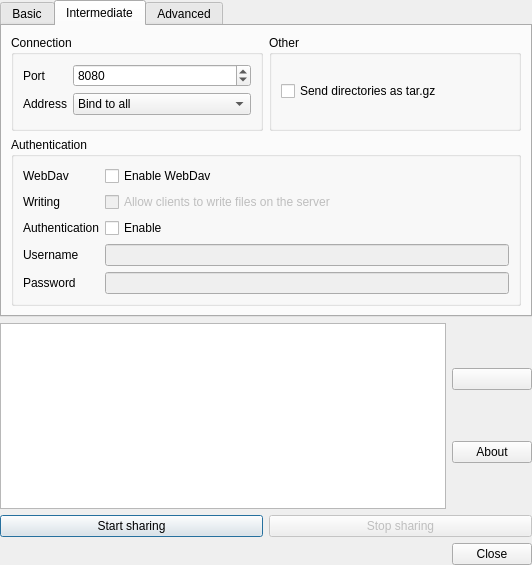
This is qweborf/qweborf/main.ui in ltworf/weborf as Qt 5 draws it before an edit. The edited form follows.
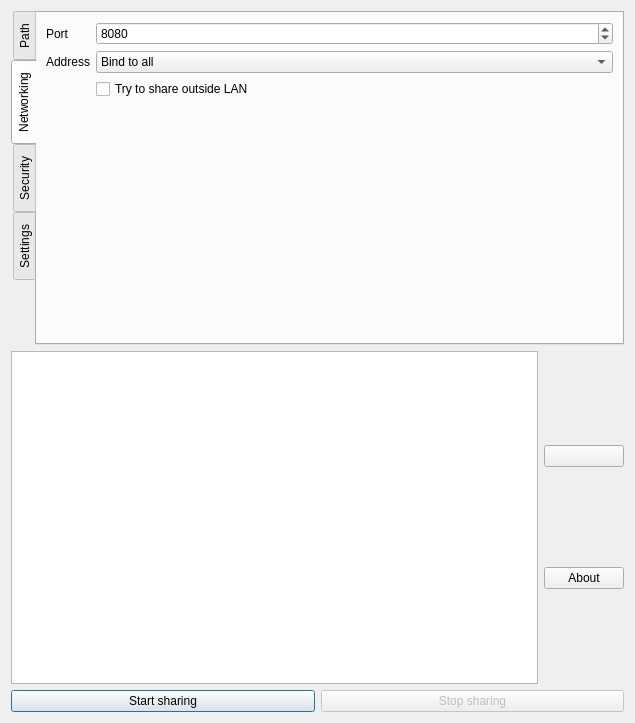
This is the edited form. The open tabs and pages were chosen to show the change. Icons and pictures are not drawn.

Patch:
```diff
--- a/qweborf/qweborf/main.ui
+++ b/qweborf/qweborf/main.ui
@@ -6,52 +6,28 @@
    <rect>
     <x>0</x>
     <y>0</y>
-    <width>532</width>
-    <height>565</height>
+    <width>635</width>
+    <height>723</height>
    </rect>
   </property>
   <property name="windowTitle">
    <string>QWeborf</string>
   </property>
   <layout class="QVBoxLayout" name="verticalLayout_2">
-   <property name="leftMargin">
-    <number>0</number>
-   </property>
-   <property name="topMargin">
-    <number>0</number>
-   </property>
-   <property name="rightMargin">
-    <number>0</number>
-   </property>
-   <property name="bottomMargin">
-    <number>0</number>
-   </property>
    <item>
     <widget class="QTabWidget" name="tabWidget">
+     <property name="tabPosition">
+      <enum>QTabWidget::West</enum>
+     </property>
      <property name="currentIndex">
       <number>0</number>
      </property>
      <widget class="QWidget" name="tab">
       <attribute name="title">
-       <string>Basic</string>
+       <string>Path</string>
       </attribute>
       <layout class="QVBoxLayout" name="verticalLayout_3">
        <item>
-        <layout class="QFormLayout" name="formLayout_2">
-         <property name="fieldGrowthPolicy">
-          <enum>QFormLayout::ExpandingFieldsGrow</enum>
-         </property>
-         <item row="0" column="0">
-          <widget class="QLabel" name="label_4">
-           <property name="text">
-            <string>Directory to share</string>
-           </property>
-           <property name="buddy">
-            <cstring>txtPath</cstring>
-           </property>
-          </widget>
-         </item>
-         <item row="0" column="1">
           <layout class="QHBoxLayout" name="horizontalLayout">
            <item>
             <widget class="QLineEdit" name="txtPath">
@@ -92,36 +68,36 @@
            </item>
           </layout>
          </item>
-         <item row="1" column="1">
-          <widget class="QCheckBox" name="chkNAT">
+       <item>
+        <widget class="QCheckBox" name="chkTar">
            <property name="toolTip">
-            <string>If checked, QWeborf will try to use UPnP to instruct the NAT device to open an external port to allow connections from Internet</string>
+          <string extracomment="If checked, weborf will handle directories sending their content as a .tar.gz file instead of generating a list of the files contained in them"/>
            </property>
            <property name="text">
-            <string>Try to share outside LAN</string>
+          <string>Send directories as tar.gz</string>
            </property>
           </widget>
          </item>
-        </layout>
+       <item>
+        <spacer name="verticalSpacer">
+         <property name="orientation">
+          <enum>Qt::Vertical</enum>
+         </property>
+         <property name="sizeHint" stdset="0">
+          <size>
+           <width>20</width>
+           <height>40</height>
+          </size>
+         </property>
+        </spacer>
        </item>
       </layout>
      </widget>
      <widget class="QWidget" name="tab_2">
       <attribute name="title">
-       <string>Intermediate</string>
+       <string>Networking</string>
       </attribute>
-      <layout class="QVBoxLayout" name="verticalLayout_4">
-       <item>
-        <layout class="QHBoxLayout" name="horizontalLayout_5">
-         <property name="topMargin">
-          <number>0</number>
-         </property>
-         <item>
-          <widget class="QGroupBox" name="groupBox_2">
-           <property name="title">
-            <string>Connection</string>
-           </property>
-           <layout class="QFormLayout" name="formLayout_3">
+      <layout class="QFormLayout" name="formLayout_2">
             <item row="0" column="0">
              <widget class="QLabel" name="label_5">
               <property name="text">
@@ -167,36 +143,36 @@
               </item>
              </widget>
             </item>
-           </layout>
-          </widget>
-         </item>
-         <item>
-          <widget class="QGroupBox" name="groupBox_3">
-           <property name="title">
-            <string>Other</string>
-           </property>
-           <layout class="QVBoxLayout" name="verticalLayout_8">
-            <item>
-             <widget class="QCheckBox" name="chkTar">
+       <item row="2" column="1">
+        <widget class="QCheckBox" name="chkNAT">
               <property name="toolTip">
-               <string extracomment="If checked, weborf will handle directories sending their content as a .tar.gz file instead of generating a list of the files contained in them"/>
+          <string>If checked, QWeborf will try to use UPnP to instruct the NAT device to open an external port to allow connections from Internet</string>
               </property>
               <property name="text">
-               <string>Send directories as tar.gz</string>
+          <string>Try to share outside LAN</string>
               </property>
              </widget>
             </item>
-           </layout>
-          </widget>
-         </item>
-        </layout>
-       </item>
-       <item>
-        <widget class="QGroupBox" name="groupBox">
-         <property name="title">
-          <string>Authentication</string>
-         </property>
-         <layout class="QVBoxLayout" name="verticalLayout">
+       <item row="3" column="1">
+        <spacer name="verticalSpacer_2">
+         <property name="orientation">
+          <enum>Qt::Vertical</enum>
+         </property>
+         <property name="sizeHint" stdset="0">
+          <size>
+           <width>20</width>
+           <height>40</height>
+          </size>
+         </property>
+        </spacer>
+       </item>
+      </layout>
+     </widget>
+     <widget class="QWidget" name="tab_3">
+      <attribute name="title">
+       <string>Security</string>
+      </attribute>
+      <layout class="QVBoxLayout" name="verticalLayout_7">
           <item>
            <layout class="QFormLayout" name="formLayout">
             <property name="fieldGrowthPolicy">
@@ -232,6 +208,19 @@
               </property>
              </widget>
             </item>
+         <item row="1" column="1">
+          <widget class="QCheckBox" name="chkWrite">
+           <property name="enabled">
+            <bool>false</bool>
+           </property>
+           <property name="toolTip">
+            <string>If checked, clients will be able to create directories and write file on the server.</string>
+           </property>
+           <property name="text">
+            <string>Write access</string>
+           </property>
+          </widget>
+         </item>
             <item row="2" column="0">
              <widget class="QLabel" name="label">
               <property name="text">
@@ -298,38 +287,7 @@
               </property>
              </widget>
             </item>
-            <item row="1" column="1">
-             <widget class="QCheckBox" name="chkWrite">
-              <property name="enabled">
-               <bool>false</bool>
-              </property>
-              <property name="toolTip">
-               <string>If checked, clients will be able to create directories and write file on the server.</string>
-              </property>
-              <property name="text">
-               <string>Allow clients to write files on the server</string>
-              </property>
-             </widget>
-            </item>
-           </layout>
-          </item>
-         </layout>
-        </widget>
-       </item>
-      </layout>
-     </widget>
-     <widget class="QWidget" name="tab_3">
-      <attribute name="title">
-       <string>Advanced</string>
-      </attribute>
-      <layout class="QVBoxLayout" name="verticalLayout_7">
-       <item>
-        <widget class="QGroupBox" name="groupBox_4">
-         <property name="title">
-          <string>SSL</string>
-         </property>
-         <layout class="QFormLayout" name="formLayout_4">
-          <item row="0" column="0">
+         <item row="5" column="0">
            <widget class="QLabel" name="label_7">
             <property name="text">
              <string>SSL Certificate</string>
@@ -339,7 +297,17 @@
             </property>
            </widget>
           </item>
-          <item row="0" column="1">
+         <item row="6" column="0">
+          <widget class="QLabel" name="label_10">
+           <property name="text">
+            <string>SSL Key</string>
+           </property>
+           <property name="buddy">
+            <cstring>txtKey</cstring>
+           </property>
+          </widget>
+         </item>
+         <item row="5" column="1">
            <layout class="QHBoxLayout" name="horizontalLayout_6">
             <item>
              <widget class="QLineEdit" name="txtCert">
@@ -380,17 +348,7 @@
             </item>
            </layout>
           </item>
-          <item row="1" column="0">
-           <widget class="QLabel" name="label_10">
-            <property name="text">
-             <string>SSL Key</string>
-            </property>
-            <property name="buddy">
-             <cstring>txtKey</cstring>
-            </property>
-           </widget>
-          </item>
-          <item row="1" column="1">
+         <item row="6" column="1">
            <layout class="QHBoxLayout" name="horizontalLayout_7">
             <item>
              <widget class="QLineEdit" name="txtKey">
@@ -431,15 +389,28 @@
             </item>
            </layout>
           </item>
-         </layout>
-        </widget>
-       </item>
-       <item>
-        <widget class="QGroupBox" name="groupBox_5">
-         <property name="title">
+         <item row="7" column="0">
+          <spacer name="verticalSpacer_3">
+           <property name="orientation">
+            <enum>Qt::Vertical</enum>
+           </property>
+           <property name="sizeHint" stdset="0">
+            <size>
+             <width>20</width>
+             <height>40</height>
+            </size>
+           </property>
+          </spacer>
+         </item>
+        </layout>
+       </item>
+      </layout>
+     </widget>
+     <widget class="QWidget" name="tab_4">
+      <attribute name="title">
           <string>Settings</string>
-         </property>
-         <layout class="QVBoxLayout" name="verticalLayout_5">
+      </attribute>
+      <layout class="QVBoxLayout" name="verticalLayout">
           <item>
            <widget class="QPushButton" name="cmdSaveSettings">
             <property name="text">
@@ -447,18 +418,15 @@
             </property>
            </widget>
           </item>
-         </layout>
-        </widget>
-       </item>
        <item>
-        <spacer name="verticalSpacer">
+        <spacer name="verticalSpacer_4">
          <property name="orientation">
           <enum>Qt::Vertical</enum>
          </property>
          <property name="sizeHint" stdset="0">
           <size>
            <width>20</width>
-           <height>116</height>
+           <height>40</height>
           </size>
          </property>
         </spacer>
@@ -545,16 +513,6 @@
      </item>
     </layout>
    </item>
-   <item>
-    <widget class="QDialogButtonBox" name="cmdClose">
-     <property name="toolTip">
-      <string>Stop sharing and exit the program.</string>
-     </property>
-     <property name="standardButtons">
-      <set>QDialogButtonBox::Close</set>
-     </property>
-    </widget>
-   </item>
    <item>
     <layout class="QHBoxLayout" name="horizontalLayout_3"/>
    </item>
```
Left out of the diff: 20 changed lines with no effect on the pictures. Lines whose indentation alone changed are shown as unchanged.
